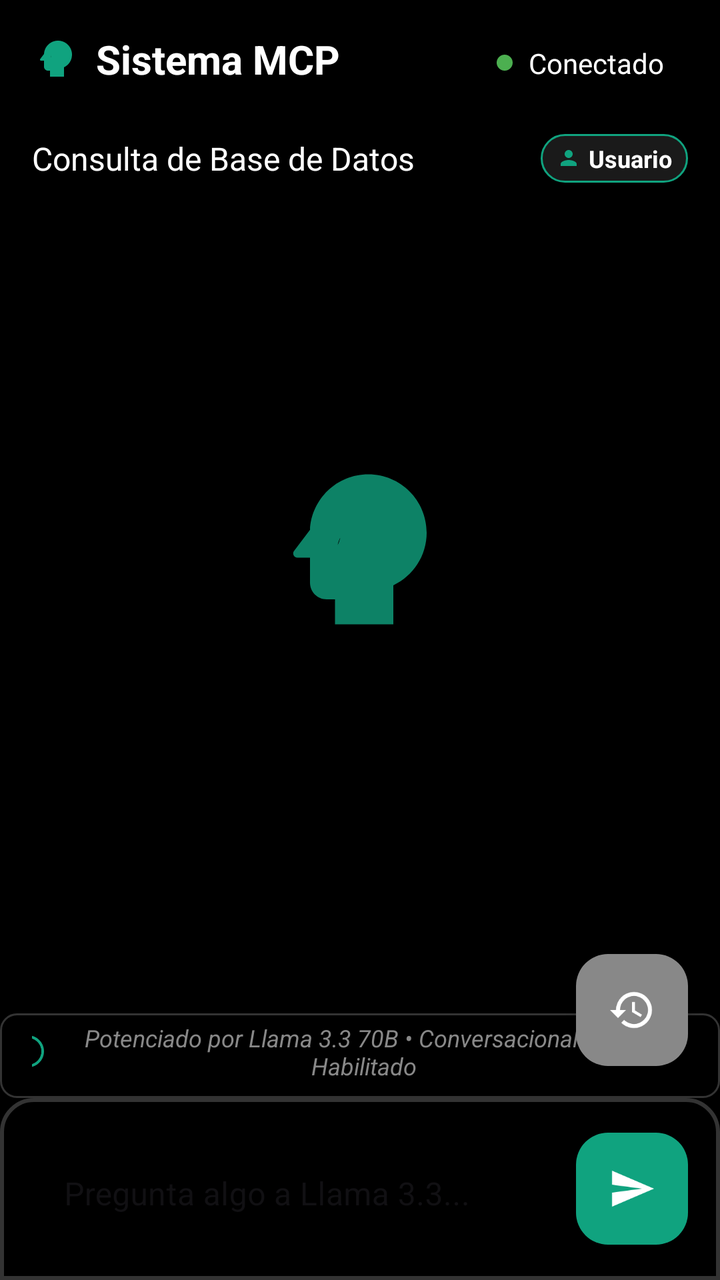
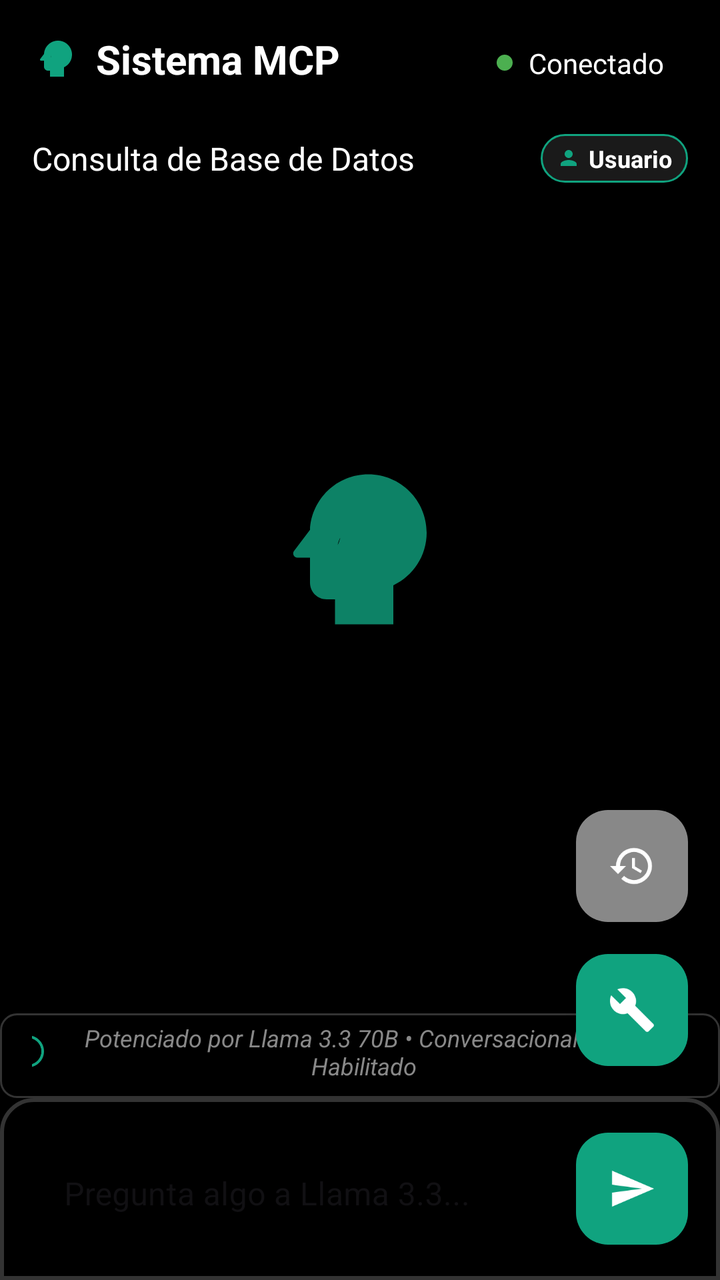

An Android layout rendered at two revisions. The XML below is the earlier revision; the diff shows what the commit changed to produce the second picture.
<!-- AndroidManifest.xml: application theme Theme.CourseV -->
<!-- res/layout/fragment_database_query.xml -->
<?xml version="1.0" encoding="utf-8"?>
<androidx.constraintlayout.widget.ConstraintLayout xmlns:android="http://schemas.android.com/apk/res/android"
    xmlns:app="http://schemas.android.com/apk/res-auto"
    xmlns:tools="http://schemas.android.com/tools"
    android:layout_width="match_parent"
    android:layout_height="match_parent"
    android:background="#000000"
    tools:context=".ui.DatabaseQueryFragment">

    
    <LinearLayout
        android:id="@+id/headerLayout"
        android:layout_width="match_parent"
        android:layout_height="wrap_content"
        android:orientation="horizontal"
        android:padding="16dp"
        app:layout_constraintTop_toTopOf="parent">

        <LinearLayout
            android:layout_width="0dp"
            android:layout_height="wrap_content"
            android:layout_weight="1"
            android:orientation="horizontal">

            <ImageView
                android:id="@+id/brainIcon"
                android:layout_width="24dp"
                android:layout_height="24dp"
                android:layout_gravity="center_vertical"
                android:src="@drawable/ic_brain"
                android:tint="#10A37F" />

            <TextView
                android:id="@+id/titleText"
                android:layout_width="wrap_content"
                android:layout_height="wrap_content"
                android:layout_marginStart="8dp"
                android:text="Sistema MCP"
                android:textColor="#FFFFFF"
                android:textSize="20sp"
                android:textStyle="bold" />
        </LinearLayout>

        <LinearLayout
            android:layout_width="wrap_content"
            android:layout_height="wrap_content"
            android:background="#000000"
            android:paddingStart="12dp"
            android:paddingEnd="12dp"
            android:paddingTop="6dp"
            android:paddingBottom="6dp"
            android:orientation="horizontal"
            android:gravity="center_vertical">

            <View
                android:id="@+id/connectionIndicator"
                android:layout_width="8dp"
                android:layout_height="8dp"
                android:background="@drawable/circle_shape"
                android:backgroundTint="#4CAF50" />

            <TextView
                android:id="@+id/connectionStatus"
                android:layout_width="wrap_content"
                android:layout_height="wrap_content"
                android:layout_marginStart="8dp"
                android:text="Conectado"
                android:textColor="#FFFFFF"
                android:textSize="14sp" />
        </LinearLayout>
    </LinearLayout>

    
    <LinearLayout
        android:id="@+id/subtitleLayout"
        android:layout_width="match_parent"
        android:layout_height="wrap_content"
        android:orientation="horizontal"
        android:gravity="center_vertical"
        android:paddingStart="16dp"
        android:paddingEnd="16dp"
        android:paddingTop="4dp"
        android:paddingBottom="4dp"
        app:layout_constraintTop_toBottomOf="@id/headerLayout">

        <TextView
            android:id="@+id/subtitleText"
            android:layout_width="0dp"
            android:layout_height="wrap_content"
            android:layout_weight="1"
            android:text="Consulta de Base de Datos"
            android:textColor="#FFFFFF"
            android:textSize="16sp" />

        <LinearLayout
            android:id="@+id/userIndicatorLayout"
            android:layout_width="wrap_content"
            android:layout_height="wrap_content"
            android:orientation="horizontal"
            android:background="@drawable/bg_user_indicator"
            android:paddingStart="8dp"
            android:paddingEnd="8dp"
            android:paddingTop="4dp"
            android:paddingBottom="4dp"
            android:gravity="center_vertical">

            <ImageView
                android:layout_width="12dp"
                android:layout_height="12dp"
                android:src="@drawable/ic_person"
                android:tint="#10A37F"
                android:layout_marginEnd="4dp" />

            <TextView
                android:id="@+id/currentUserText"
                android:layout_width="wrap_content"
                android:layout_height="wrap_content"
                android:text="Usuario"
                android:textColor="#FFFFFF"
                android:textSize="12sp"
                android:textStyle="bold" />
        </LinearLayout>
    </LinearLayout>    
    <LinearLayout
        android:id="@+id/chatHistoryHeader"
        android:layout_width="match_parent"
        android:layout_height="wrap_content"
        android:orientation="horizontal"
        android:padding="12dp"
        android:background="#000000"
        android:gravity="center_vertical"
        android:visibility="gone"
        app:layout_constraintTop_toBottomOf="@id/subtitleLayout">

        <ImageView
            android:layout_width="16dp"
            android:layout_height="16dp"
            android:src="@drawable/ic_history"
            android:tint="#10A37F" />

        <TextView
            android:id="@+id/historyHeaderText"
            android:layout_width="0dp"
            android:layout_height="wrap_content"
            android:layout_weight="1"
            android:layout_marginStart="8dp"
            android:text="Conversaciones anteriores"
            android:textColor="#FFFFFF"
            android:textSize="14sp" />

        <ImageButton
            android:id="@+id/clearHistoryButton"
            android:layout_width="24dp"
            android:layout_height="24dp"
            android:src="@drawable/ic_delete"
            android:background="?android:attr/selectableItemBackgroundBorderless"
            android:tint="#80FFFFFF"
            android:contentDescription="Limpiar historial" />
    </LinearLayout>

    
    <androidx.recyclerview.widget.RecyclerView
        android:id="@+id/chatRecyclerView"
        android:layout_width="match_parent"
        android:layout_height="0dp"
        android:clipToPadding="false"
        android:paddingTop="8dp"
        android:paddingBottom="8dp"
        android:scrollbars="none"
        android:overScrollMode="never"
        android:nestedScrollingEnabled="true"
        android:background="#000000"
        app:layout_constraintTop_toBottomOf="@id/chatHistoryHeader"
        app:layout_constraintBottom_toTopOf="@id/typingIndicator" />

    
    <LinearLayout
        android:id="@+id/typingIndicator"
        android:layout_width="match_parent"
        android:layout_height="wrap_content"
        android:orientation="horizontal"
        android:padding="16dp"
        android:layout_marginStart="16dp"
        android:layout_marginEnd="16dp"
        android:background="@drawable/bg_typing_indicator"
        android:gravity="start|center_vertical"
        android:visibility="gone"
        android:elevation="2dp"
        app:layout_constraintStart_toStartOf="parent"
        app:layout_constraintBottom_toTopOf="@id/queryInputLayout">

        <ImageView
            android:layout_width="32dp"
            android:layout_height="32dp"
            android:src="@drawable/ic_brain"
            android:tint="#10A37F"
            android:padding="4dp"
            android:background="@drawable/circle_bg_purple" />

        <LinearLayout
            android:layout_width="0dp"
            android:layout_height="wrap_content"
            android:layout_weight="1"
            android:layout_marginStart="12dp"
            android:orientation="vertical">

            <TextView
                android:layout_width="wrap_content"
                android:layout_height="wrap_content"
                android:text="Llama 3.3 70B"
                android:textColor="#FFFFFF"
                android:textSize="14sp"
                android:textStyle="bold" />

            <TextView
                android:layout_width="wrap_content"
                android:layout_height="wrap_content"
                android:text="está pensando..."
                android:textColor="#B0B0B0"
                android:textSize="12sp"
                android:textStyle="italic" />
        </LinearLayout>

        <ProgressBar
            android:layout_width="20dp"
            android:layout_height="20dp"
            android:layout_marginEnd="8dp"
            style="?android:attr/progressBarStyleSmall"
            android:indeterminateTint="#10A37F" />
    </LinearLayout>

    
    <ImageView
        android:id="@+id/centerBrainIcon"
        android:layout_width="100dp"
        android:layout_height="100dp"
        android:src="@drawable/ic_brain"
        android:tint="#10A37F"
        android:alpha="0.8"
        app:layout_constraintTop_toTopOf="parent"
        app:layout_constraintBottom_toTopOf="@id/queryInputLayout"
        app:layout_constraintStart_toStartOf="parent"
        app:layout_constraintEnd_toEndOf="parent" />

    
    <ScrollView
        android:id="@+id/scrollView"
        android:layout_width="match_parent"
        android:layout_height="0dp"
        android:layout_margin="16dp"
        android:background="#000000"
        android:visibility="gone"
        app:layout_constraintTop_toBottomOf="@id/subtitleLayout"
        app:layout_constraintBottom_toTopOf="@id/queryInputLayout">

        <TextView
            android:id="@+id/resultText"
            android:layout_width="match_parent"
            android:layout_height="wrap_content"
            android:textSize="16sp"
            android:textColor="#FFFFFF"
            android:padding="16dp"
            android:textIsSelectable="true"
            android:text="Sistema MCP - Consulta Inteligente\n\nUtiliza lenguaje natural para consultar la base de datos. El sistema procesará tu consulta y mostrará los resultados relevantes." />
    </ScrollView>

    
    <FrameLayout
        android:id="@+id/chartContainer"
        android:layout_width="match_parent"
        android:layout_height="250dp"
        android:layout_margin="16dp"
        android:visibility="gone"
        android:background="#000000"
        app:layout_constraintTop_toBottomOf="@id/subtitleLayout"
        app:layout_constraintBottom_toTopOf="@id/chartControls" />

    
    <LinearLayout
        android:id="@+id/chartControls"
        android:layout_width="match_parent"
        android:layout_height="wrap_content"
        android:orientation="horizontal"
        android:visibility="gone"
        android:gravity="center"
        android:layout_marginBottom="8dp"
        app:layout_constraintBottom_toTopOf="@id/queryInputLayout">

        <Button
            android:id="@+id/zoomInButton"
            android:layout_width="wrap_content"
            android:layout_height="wrap_content"
            android:text="Zoom +"
            android:backgroundTint="#10A37F"
            android:layout_marginEnd="8dp" />

        <Button
            android:id="@+id/zoomOutButton"
            android:layout_width="wrap_content"
            android:layout_height="wrap_content"
            android:text="Zoom -"
            android:backgroundTint="#10A37F"
            android:layout_marginEnd="8dp" />

        <Button
            android:id="@+id/resetChartButton"
            android:layout_width="wrap_content"
            android:layout_height="wrap_content"
            android:text="Reiniciar"
            android:backgroundTint="#10A37F" />
    </LinearLayout>    
    <com.google.android.material.floatingactionbutton.FloatingActionButton
        android:id="@+id/fabChatHistory"
        android:layout_width="wrap_content"
        android:layout_height="wrap_content"
        android:layout_margin="16dp"
        android:src="@drawable/ic_history"
        app:tint="#FFFFFF"
        app:backgroundTint="#888888"
        app:elevation="6dp"
        app:borderWidth="0dp"
        android:contentDescription="Ver historial de chat"
        app:fabSize="mini"
        android:visibility="visible"
        app:layout_constraintEnd_toEndOf="parent"
        app:layout_constraintBottom_toTopOf="@id/queryInputLayout" />

    
    <com.google.android.material.floatingactionbutton.FloatingActionButton
        android:id="@+id/fabScrollToBottom"
        android:layout_width="wrap_content"
        android:layout_height="wrap_content"
        android:layout_marginEnd="16dp"
        android:layout_marginBottom="80dp"
        android:src="@drawable/ic_keyboard_arrow_down"
        app:tint="#FFFFFF"
        app:backgroundTint="#10A37F"
        app:elevation="6dp"
        app:borderWidth="0dp"
        android:contentDescription="Ir al final del chat"
        app:fabSize="mini"
        android:visibility="gone"
        app:layout_constraintEnd_toEndOf="parent"
        app:layout_constraintBottom_toTopOf="@id/queryInputLayout" />

    
    <LinearLayout
        android:id="@+id/queryInputLayout"
        android:layout_width="match_parent"
        android:layout_height="wrap_content"
        android:orientation="vertical"
        android:background="@drawable/bg_input_area_enhanced"
        android:elevation="12dp"
        app:layout_constraintBottom_toBottomOf="parent">

        
        <LinearLayout
            android:id="@+id/messageInfoBar"
            android:layout_width="match_parent"
            android:layout_height="wrap_content"
            android:orientation="horizontal"
            android:paddingStart="16dp"
            android:paddingEnd="16dp"
            android:paddingTop="8dp"
            android:paddingBottom="4dp"
            android:gravity="center_vertical"
            android:visibility="gone">

            <TextView
                android:id="@+id/messageCountText"
                android:layout_width="0dp"
                android:layout_height="wrap_content"
                android:layout_weight="1"
                android:text="0 mensajes en esta conversación"
                android:textColor="#80FFFFFF"
                android:textSize="12sp" />

            <ImageButton
                android:id="@+id/exportChatButton"
                android:layout_width="24dp"
                android:layout_height="24dp"
                android:src="@drawable/ic_share"
                android:background="?android:attr/selectableItemBackgroundBorderless"
                android:tint="#80FFFFFF"
                android:contentDescription="Exportar chat"
                android:visibility="gone" />
        </LinearLayout>

        
        <LinearLayout
            android:layout_width="match_parent"
            android:layout_height="wrap_content"
            android:orientation="horizontal"
            android:padding="16dp"
            android:gravity="center_vertical">

            
            <ImageButton
                android:id="@+id/attachButton"
                android:layout_width="40dp"
                android:layout_height="40dp"
                android:layout_marginEnd="8dp"
                android:src="@drawable/ic_attach"
                android:background="?android:attr/selectableItemBackgroundBorderless"
                android:tint="#80FFFFFF"
                android:contentDescription="Adjuntar archivo"
                android:visibility="gone" />

            
            <com.google.android.material.textfield.TextInputLayout
                android:layout_width="0dp"
                android:layout_height="wrap_content"
                android:layout_weight="1"
                android:layout_marginEnd="12dp"
                style="@style/Widget.MaterialComponents.TextInputLayout.OutlinedBox"
                app:boxStrokeColor="#10A37F"
                app:boxStrokeWidth="2dp"
                app:hintTextColor="#888888"
                app:boxBackgroundColor="#000000"
                app:boxCornerRadiusTopStart="24dp"
                app:boxCornerRadiusTopEnd="24dp"
                app:boxCornerRadiusBottomStart="24dp"
                app:boxCornerRadiusBottomEnd="24dp"
                app:hintAnimationEnabled="true">

                <com.google.android.material.textfield.TextInputEditText
                    android:id="@+id/queryInput"
                    android:layout_width="match_parent"
                    android:layout_height="wrap_content"
                    android:hint="Pregunta algo a Llama 3.3..."
                    android:textColorHint="#B0B0B0"
                    android:textColor="#FFFFFF"
                    android:inputType="textMultiLine|textCapSentences"
                    android:minLines="1"
                    android:maxLines="6"
                    android:textSize="16sp"
                    android:padding="16dp"
                    android:background="@android:color/transparent"
                    android:lineSpacingExtra="2dp" />
            </com.google.android.material.textfield.TextInputLayout>

            
            <com.google.android.material.floatingactionbutton.FloatingActionButton
                android:id="@+id/sendButton"
                android:layout_width="56dp"
                android:layout_height="56dp"
                android:src="@drawable/ic_send"
                app:tint="#FFFFFF"
                app:backgroundTint="#10A37F"
                app:elevation="4dp"
                app:borderWidth="0dp"
                android:contentDescription="Enviar consulta"
                app:fabSize="mini" />
        </LinearLayout>

        
        <LinearLayout
            android:id="@+id/quickActionsLayout"
            android:layout_width="match_parent"
            android:layout_height="wrap_content"
            android:orientation="horizontal"
            android:padding="8dp"
            android:gravity="center"
            android:visibility="gone">

            <com.google.android.material.chip.Chip
                android:id="@+id/chipClearChat"
                android:layout_width="wrap_content"
                android:layout_height="wrap_content"
                android:layout_marginEnd="8dp"
                android:text="Limpiar chat"
                android:textColor="#FFFFFF"
                app:chipBackgroundColor="#888888"
                app:chipStrokeColor="#10A37F"
                app:chipStrokeWidth="1dp" />

            <com.google.android.material.chip.Chip
                android:id="@+id/chipHelp"
                android:layout_width="wrap_content"
                android:layout_height="wrap_content"
                android:layout_marginEnd="8dp"
                android:text="Ayuda"
                android:textColor="#FFFFFF"
                app:chipBackgroundColor="#4A5F7A"
                app:chipStrokeColor="#9370DB"
                app:chipStrokeWidth="1dp" />

            <com.google.android.material.chip.Chip
                android:id="@+id/chipExamples"
                android:layout_width="wrap_content"
                android:layout_height="wrap_content"
                android:text="Ejemplos"
                android:textColor="#FFFFFF"
                app:chipBackgroundColor="#4A5F7A"
                app:chipStrokeColor="#9370DB"
                app:chipStrokeWidth="1dp" />
        </LinearLayout>
    </LinearLayout>


    
    <LinearLayout
        android:id="@+id/modelInfoLayout"
        android:layout_width="match_parent"
        android:layout_height="wrap_content"
        android:orientation="horizontal"
        android:gravity="center"
        android:paddingStart="16dp"
        android:paddingEnd="16dp"
        android:paddingTop="4dp"
        android:paddingBottom="8dp"
        android:background="@drawable/bg_model_info"
        app:layout_constraintBottom_toTopOf="@id/queryInputLayout">

        <ImageView
            android:layout_width="16dp"
            android:layout_height="16dp"
            android:src="@drawable/ic_cpu"
            android:tint="#10A37F"
            android:layout_marginEnd="8dp" />

        <TextView
            android:id="@+id/modelInfo"
            android:layout_width="wrap_content"
            android:layout_height="wrap_content"
            android:text="Potenciado por Llama 3.3 70B • Conversacional • RAG Habilitado"
            android:textColor="#888888"
            android:textSize="12sp"
            android:textStyle="italic"
            android:gravity="center" />

        <View
            android:layout_width="8dp"
            android:layout_height="8dp"
            android:layout_marginStart="12dp"
            android:background="@drawable/circle_shape"
            android:backgroundTint="#4CAF50" />
    </LinearLayout>

</androidx.constraintlayout.widget.ConstraintLayout>
<!-- resources referenced by this layout -->
<resources>
  <!-- drawable bg_model_info (drawable) -->
  <?xml version="1.0" encoding="utf-8"?>
  <shape xmlns:android="http://schemas.android.com/apk/res/android"
      android:shape="rectangle">
      <solid android:color="#000000" />
      <corners android:radius="8dp" />
      <stroke 
          android:width="1dp"
          android:color="#333333" />
  </shape>
  <!-- drawable bg_user_indicator (drawable) -->
  <?xml version="1.0" encoding="utf-8"?>
  <shape xmlns:android="http://schemas.android.com/apk/res/android"
      android:shape="rectangle">
      <solid android:color="#1A1A1A" />
      <stroke 
          android:width="1dp"
          android:color="#10A37F" />
      <corners android:radius="12dp" />
  </shape>
  <!-- drawable circle_bg_purple (drawable) -->
  <?xml version="1.0" encoding="utf-8"?>
  <shape xmlns:android="http://schemas.android.com/apk/res/android"
      android:shape="oval">
      <solid android:color="#000000" />
      <stroke 
          android:width="1dp"
          android:color="#333333" />
  </shape>
  <!-- drawable circle_shape (drawable) -->
  <?xml version="1.0" encoding="utf-8"?>
  <shape xmlns:android="http://schemas.android.com/apk/res/android"
      android:shape="oval">
      <solid android:color="#DDDDDD" />
  </shape>
  <!-- drawable ic_delete (drawable) -->
  <vector xmlns:android="http://schemas.android.com/apk/res/android"
      android:width="24dp"
      android:height="24dp"
      android:viewportWidth="24"
      android:viewportHeight="24">
      <path
          android:fillColor="#000000"
          android:pathData="M6,19c0,1.1 0.9,2 2,2h8c1.1,0 2,-0.9 2,-2V7H6v12zM19,4h-3.5l-1,-1h-5l-1,1H5v2h14V4z" />
  </vector>
  <!-- drawable ic_keyboard_arrow_down (drawable) -->
  <?xml version="1.0" encoding="utf-8"?>
  <vector xmlns:android="http://schemas.android.com/apk/res/android"
      android:width="24dp"
      android:height="24dp"
      android:viewportWidth="24"
      android:viewportHeight="24">
      <path
          android:fillColor="#FF000000"
          android:pathData="M7,10L12,15L17,10H7Z" />
  </vector>
  <!-- drawable ic_send (drawable) -->
  <vector xmlns:android="http://schemas.android.com/apk/res/android"
      android:width="24dp"
      android:height="24dp"
      android:viewportWidth="24"
      android:viewportHeight="24">
      <path
          android:fillColor="#FFFFFF"
          android:pathData="M2.01,21L23,12 2.01,3 2,10l15,2 -15,2z" />
  </vector>
  <style name="Theme.CourseV" parent="Base.Theme.CourseV" />
  <style name="Base.Theme.CourseV" parent="Theme.Material3.DayNight.NoActionBar">
          
          
      </style>
  <!-- unchanged entries left out for length: 8 -->
</resources>

<!-- the commit's change to res/layout/fragment_database_query.xml (unified diff, before → after) -->
@@ -159,6 +159,77 @@
     </LinearLayout>
 
     
+    <LinearLayout
+        android:id="@+id/mcpToolbar"
+        android:layout_width="match_parent"
+        android:layout_height="wrap_content"
+        android:orientation="vertical"
+        android:background="#0A0A0A"
+        android:visibility="gone"
+        android:elevation="4dp"
+        app:layout_constraintTop_toBottomOf="@id/chatHistoryHeader">
+
+        
+        <LinearLayout
+            android:layout_width="match_parent"
+            android:layout_height="wrap_content"
+            android:orientation="horizontal"
+            android:padding="12dp"
+            android:gravity="center_vertical"
+            android:background="#1A1A1A">
+
+            <ImageView
+                android:layout_width="20dp"
+                android:layout_height="20dp"
+                android:src="@drawable/ic_tool"
+                android:tint="#10A37F"
+                android:layout_marginEnd="8dp" />
+
+            <TextView
+                android:layout_width="0dp"
+                android:layout_height="wrap_content"
+                android:layout_weight="1"
+                android:text="MCP Tools"
+                android:textColor="#FFFFFF"
+                android:textSize="16sp"
+                android:textStyle="bold" />
+
+            <TextView
+                android:id="@+id/toolsCountBadge"
+                android:layout_width="wrap_content"
+                android:layout_height="wrap_content"
+                android:text="2"
+                android:textColor="#10A37F"
+                android:textSize="12sp"
+                android:background="@drawable/bg_tools_count_badge"
+                android:paddingStart="8dp"
+                android:paddingEnd="8dp"
+                android:paddingTop="4dp"
+                android:paddingBottom="4dp"
+                android:layout_marginEnd="8dp" />
+
+            <ImageButton
+                android:id="@+id/btnToggleToolbar"
+                android:layout_width="32dp"
+                android:layout_height="32dp"
+                android:src="@drawable/ic_expand_less"
+                android:background="?attr/selectableItemBackgroundBorderless"
+                android:tint="#FFFFFF"
+                android:contentDescription="Toggle toolbar" />
+        </LinearLayout>
+
+        
+        <androidx.recyclerview.widget.RecyclerView
+            android:id="@+id/mcpToolsRecyclerView"
+            android:layout_width="match_parent"
+            android:layout_height="wrap_content"
+            android:maxHeight="300dp"
+            android:paddingTop="8dp"
+            android:paddingBottom="8dp"
+            android:clipToPadding="false" />
+    </LinearLayout>
+
+    
     <androidx.recyclerview.widget.RecyclerView
         android:id="@+id/chatRecyclerView"
         android:layout_width="match_parent"
@@ -170,7 +241,7 @@
         android:overScrollMode="never"
         android:nestedScrollingEnabled="true"
         android:background="#000000"
-        app:layout_constraintTop_toBottomOf="@id/chatHistoryHeader"
+        app:layout_constraintTop_toBottomOf="@id/mcpToolbar"
         app:layout_constraintBottom_toTopOf="@id/typingIndicator" />
 
     
@@ -321,6 +392,24 @@
         app:borderWidth="0dp"
         android:contentDescription="Ver historial de chat"
         app:fabSize="mini"
+        android:visibility="visible"
+        app:layout_constraintEnd_toEndOf="parent"
+        app:layout_constraintBottom_toTopOf="@id/fabMCPTools" />
+
+    
+    <com.google.android.material.floatingactionbutton.FloatingActionButton
+        android:id="@+id/fabMCPTools"
+        android:layout_width="wrap_content"
+        android:layout_height="wrap_content"
+        android:layout_marginEnd="16dp"
+        android:layout_marginBottom="16dp"
+        android:src="@drawable/ic_tool"
+        app:tint="#FFFFFF"
+        app:backgroundTint="#10A37F"
+        app:elevation="6dp"
+        app:borderWidth="0dp"
+        android:contentDescription="MCP Tools"
+        app:fabSize="normal"
         android:visibility="visible"
         app:layout_constraintEnd_toEndOf="parent"
         app:layout_constraintBottom_toTopOf="@id/queryInputLayout" />
<!-- resource entries referenced after the edit -->
@@ -9,6 +9,15 @@
       <stroke 
           android:width="1dp"
           android:color="#333333" />
+  </shape>
+  <!-- drawable bg_tools_count_badge (drawable) -->
+  <?xml version="1.0" encoding="utf-8"?>
+  <shape xmlns:android="http://schemas.android.com/apk/res/android">
+      <solid android:color="#1A2F2A" />
+      <corners android:radius="12dp" />
+      <stroke
+          android:width="1dp"
+          android:color="#10A37F" />
   </shape>
   <!-- drawable bg_user_indicator (drawable) -->
   <?xml version="1.0" encoding="utf-8"?>
@@ -45,6 +54,17 @@
           android:fillColor="#000000"
           android:pathData="M6,19c0,1.1 0.9,2 2,2h8c1.1,0 2,-0.9 2,-2V7H6v12zM19,4h-3.5l-1,-1h-5l-1,1H5v2h14V4z" />
   </vector>
+  <!-- drawable ic_expand_less (drawable) -->
+  <?xml version="1.0" encoding="utf-8"?>
+  <vector xmlns:android="http://schemas.android.com/apk/res/android"
+      android:width="24dp"
+      android:height="24dp"
+      android:viewportWidth="24"
+      android:viewportHeight="24">
+      <path
+          android:fillColor="#FFFFFF"
+          android:pathData="M12,8l-6,6 1.41,1.41L12,10.83l4.59,4.58L18,14z" />
+  </vector>
   <!-- drawable ic_keyboard_arrow_down (drawable) -->
   <?xml version="1.0" encoding="utf-8"?>
   <vector xmlns:android="http://schemas.android.com/apk/res/android"
@@ -66,6 +86,17 @@
           android:fillColor="#FFFFFF"
           android:pathData="M2.01,21L23,12 2.01,3 2,10l15,2 -15,2z" />
   </vector>
+  <!-- drawable ic_tool (drawable) -->
+  <?xml version="1.0" encoding="utf-8"?>
+  <vector xmlns:android="http://schemas.android.com/apk/res/android"
+      android:width="24dp"
+      android:height="24dp"
+      android:viewportWidth="24"
+      android:viewportHeight="24">
+      <path
+          android:fillColor="#FFFFFF"
+          android:pathData="M22.7,19l-9.1,-9.1c0.9,-2.3 0.4,-5-1.5,-6.9c-2,-2-5,-2.4,-7.4,-1.3L9,6L6,9L1.6,4.7C0.4,7.1 0.9,10.1 2.9,12.1c1.9,1.9 4.6,2.4 6.9,1.5l9.1,9.1c0.4,0.4 1,0.4 1.4,0l2.3,-2.3c0.5,-0.4 0.5,-1.1 0.1,-1.4z" />
+  </vector>
   <style name="Theme.CourseV" parent="Base.Theme.CourseV" />
   <style name="Base.Theme.CourseV" parent="Theme.Material3.DayNight.NoActionBar">
           
